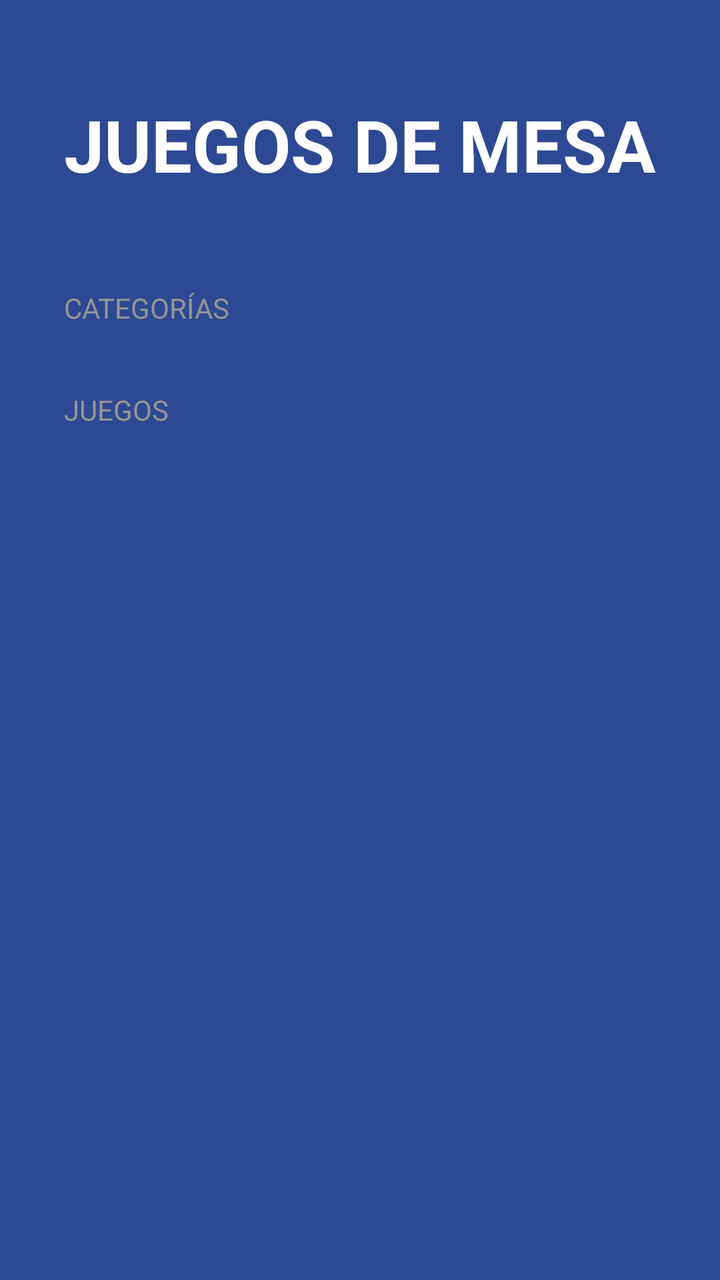
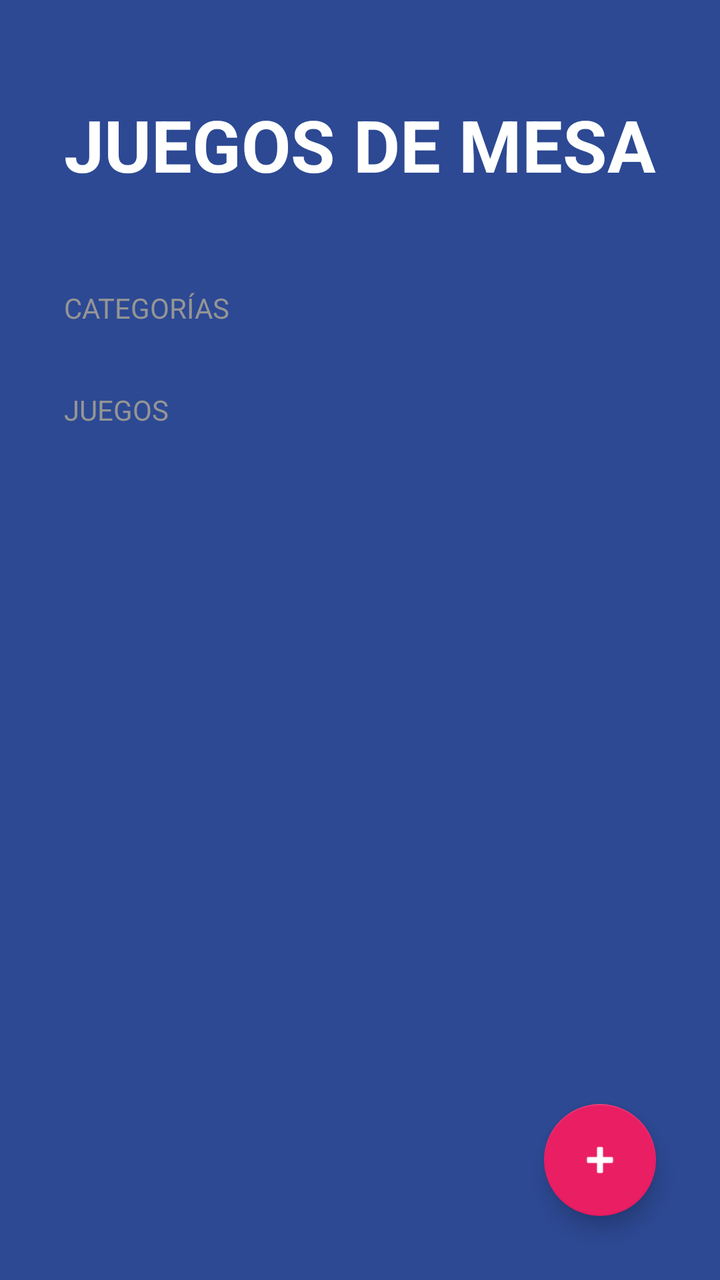

An Android layout rendered at two revisions. The XML below is the earlier revision; the diff shows what the commit changed to produce the second picture.
<!-- AndroidManifest.xml: activity theme Theme.BoardgamesApp -->
<!-- res/layout/activity_boardgames.xml -->
<?xml version="1.0" encoding="utf-8"?>
<LinearLayout xmlns:android="http://schemas.android.com/apk/res/android"
    xmlns:app="http://schemas.android.com/apk/res-auto"
    xmlns:tools="http://schemas.android.com/tools"
    android:id="@+id/main"
    android:layout_width="match_parent"
    android:layout_height="match_parent"
    android:background="@color/bgapp_background_app"
    tools:context=".BoardgamesApp.BoardgamesActivity"
    android:orientation="vertical">

    <TextView
        android:layout_width="wrap_content"
        android:layout_height="wrap_content"
        android:layout_marginHorizontal="32dp"
        android:layout_marginVertical="48dp"
        android:text="@string/boardgames"
        android:textAllCaps="true"
        android:textColor="@color/white"
        android:textSize="36sp"
        android:textStyle="bold"/>

    <TextView
        style="@style/BoardgamesSubtitle"
        android:layout_width="wrap_content"
        android:layout_height="wrap_content"
        android:text="@string/categories"/>

    <androidx.recyclerview.widget.RecyclerView
        android:id="@+id/rvCategories"
        android:layout_width="match_parent"
        android:layout_height="wrap_content"/>

    <TextView
        style="@style/BoardgamesSubtitle"
        android:layout_width="wrap_content"
        android:layout_height="wrap_content"
        android:layout_marginTop="32dp"
        android:text="@string/games"/>

    <androidx.recyclerview.widget.RecyclerView
        android:id="@+id/rvGames"
        android:layout_width="match_parent"
        android:layout_height="wrap_content"
        android:layout_marginTop="16dp"
        android:layout_marginHorizontal="32dp"/>

</LinearLayout>
<!-- resources referenced by this layout -->
<resources>
  <color name="bgapp_background_app">#FF2D4993</color>
  <color name="white">#FFFFFFFF</color>
  <string name="boardgames">Juegos de mesa</string>
  <string name="categories">Categorías</string>
  <string name="games">Juegos</string>
  <style name="BoardgamesSubtitle">
          <item name="textAllCaps">true</item>
          <item name="android:textColor">@color/bgapp_subtitle_text</item>
          <item name="android:layout_marginHorizontal" tools:targetApi="o">32dp</item>
      </style>
  <style name="Theme.BoardgamesApp" parent="Theme.MaterialComponents.DayNight.NoActionBar">
          <item name="colorPrimary">@color/purple_500</item>
          <item name="colorPrimaryVariant">@color/purple_700</item>
          <item name="colorOnPrimary">@color/white</item>
          <item name="colorSecondary">@color/teal_200</item>
          <item name="colorSecondaryVariant">@color/teal_700</item>
          <item name="colorOnSecondary">@color/black</item>
          <item name="android:statusBarColor">@color/bgapp_background_app</item>
      </style>
  <color name="bgapp_subtitle_text">#959595</color>
  <color name="purple_500">#FF6200EE</color>
  <color name="purple_700">#FF3700B3</color>
  <color name="teal_200">#FF03DAC5</color>
  <color name="teal_700">#FF018786</color>
  <color name="black">#FF000000</color>
</resources>

<!-- the commit's change to res/layout/activity_boardgames.xml (unified diff, before → after) -->
@@ -1,48 +1,65 @@
 <?xml version="1.0" encoding="utf-8"?>
-<LinearLayout xmlns:android="http://schemas.android.com/apk/res/android"
+<FrameLayout xmlns:android="http://schemas.android.com/apk/res/android"
     xmlns:app="http://schemas.android.com/apk/res-auto"
     xmlns:tools="http://schemas.android.com/tools"
-    android:id="@+id/main"
     android:layout_width="match_parent"
-    android:layout_height="match_parent"
-    android:background="@color/bgapp_background_app"
-    tools:context=".BoardgamesApp.BoardgamesActivity"
-    android:orientation="vertical">
+    android:layout_height="match_parent">
 
-    <TextView
+    <LinearLayout
+        android:id="@+id/main"
+        android:layout_width="match_parent"
+        android:layout_height="match_parent"
+        android:background="@color/bgapp_background_app"
+        android:orientation="vertical"
+        tools:context=".BoardgamesApp.BoardgamesActivity">
+
+        <TextView
+            android:layout_width="wrap_content"
+            android:layout_height="wrap_content"
+            android:layout_marginHorizontal="32dp"
+            android:layout_marginVertical="48dp"
+            android:text="@string/boardgames"
+            android:textAllCaps="true"
+            android:textColor="@color/white"
+            android:textSize="36sp"
+            android:textStyle="bold" />
+
+        <TextView
+            style="@style/BoardgamesSubtitle"
+            android:layout_width="wrap_content"
+            android:layout_height="wrap_content"
+            android:text="@string/categories" />
+
+        <androidx.recyclerview.widget.RecyclerView
+            android:id="@+id/rvCategories"
+            android:layout_width="match_parent"
+            android:layout_height="wrap_content" />
+
+        <TextView
+            style="@style/BoardgamesSubtitle"
+            android:layout_width="wrap_content"
+            android:layout_height="wrap_content"
+            android:layout_marginTop="32dp"
+            android:text="@string/games" />
+
+        <androidx.recyclerview.widget.RecyclerView
+            android:id="@+id/rvGames"
+            android:layout_width="match_parent"
+            android:layout_height="wrap_content"
+            android:layout_marginHorizontal="32dp"
+            android:layout_marginTop="16dp" />
+
+    </LinearLayout>
+
+    <com.google.android.material.floatingactionbutton.FloatingActionButton
+        android:id="@+id/fabAddGame"
         android:layout_width="wrap_content"
         android:layout_height="wrap_content"
-        android:layout_marginHorizontal="32dp"
-        android:layout_marginVertical="48dp"
-        android:text="@string/boardgames"
-        android:textAllCaps="true"
-        android:textColor="@color/white"
-        android:textSize="36sp"
-        android:textStyle="bold"/>
+        android:layout_gravity="bottom|end"
+        android:layout_margin="32dp"
+        android:src="@android:drawable/ic_input_add"
+        app:backgroundTint="@color/bgapp_accent"
+        app:tint="@color/white"
+        android:contentDescription="Añade un juego"/>
 
-    <TextView
-        style="@style/BoardgamesSubtitle"
-        android:layout_width="wrap_content"
-        android:layout_height="wrap_content"
-        android:text="@string/categories"/>
-
-    <androidx.recyclerview.widget.RecyclerView
-        android:id="@+id/rvCategories"
-        android:layout_width="match_parent"
-        android:layout_height="wrap_content"/>
-
-    <TextView
-        style="@style/BoardgamesSubtitle"
-        android:layout_width="wrap_content"
-        android:layout_height="wrap_content"
-        android:layout_marginTop="32dp"
-        android:text="@string/games"/>
-
-    <androidx.recyclerview.widget.RecyclerView
-        android:id="@+id/rvGames"
-        android:layout_width="match_parent"
-        android:layout_height="wrap_content"
-        android:layout_marginTop="16dp"
-        android:layout_marginHorizontal="32dp"/>
-
-</LinearLayout>
+</FrameLayout>
<!-- resource entries referenced after the edit -->
@@ -1,5 +1,6 @@
 <!-- resources referenced by this layout -->
 <resources>
+  <color name="bgapp_accent">#E91E63</color>
   <color name="bgapp_background_app">#FF2D4993</color>
   <color name="white">#FFFFFFFF</color>
   <string name="boardgames">Juegos de mesa</string>
